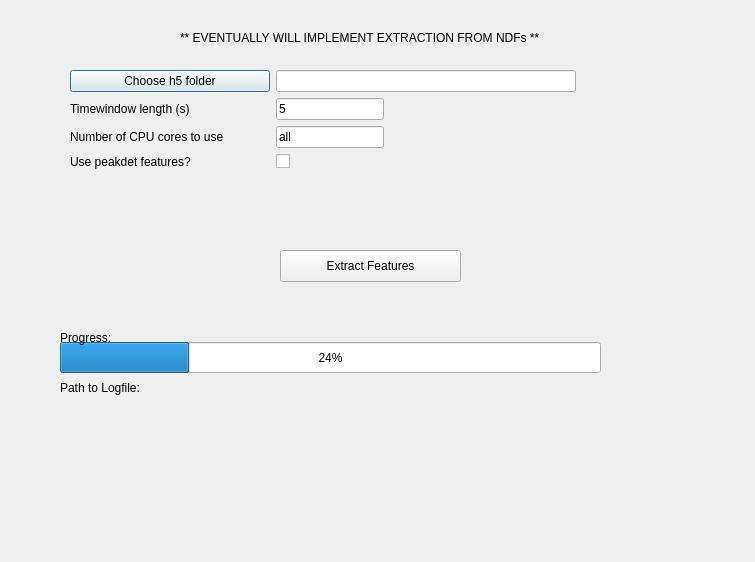
The window that pyecog/visualisation/add_prediction_features.ui (jcornford/pyecog) describes before a commit, drawn with Qt 5.
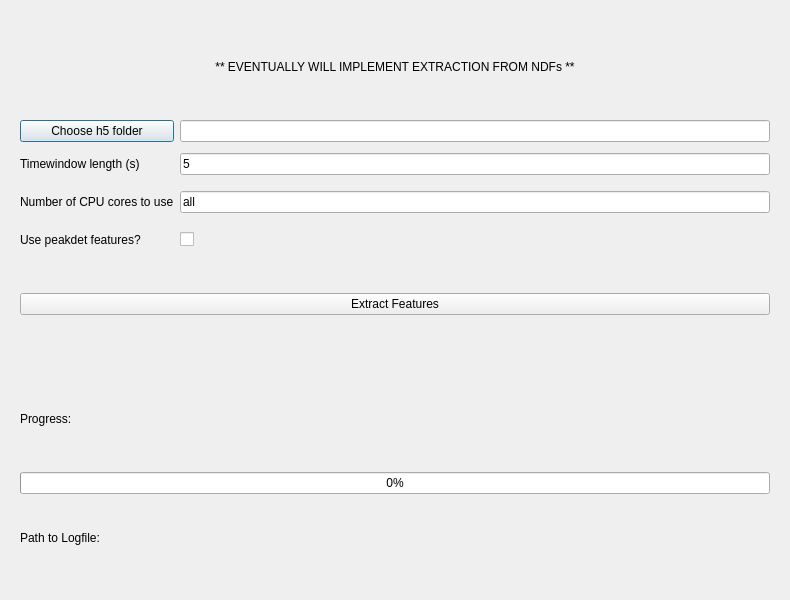
The same window after the commit.

Commit message: Add prediction features UI updated for high DPI

What changed in the file:
```diff
--- a/pyecog/visualisation/add_prediction_features.ui
+++ b/pyecog/visualisation/add_prediction_features.ui
@@ -6,42 +6,81 @@
    <rect>
     <x>0</x>
     <y>0</y>
-    <width>755</width>
-    <height>562</height>
+    <width>790</width>
+    <height>600</height>
    </rect>
   </property>
+  <property name="sizePolicy">
+   <sizepolicy hsizetype="Preferred" vsizetype="Fixed">
+    <horstretch>0</horstretch>
+    <verstretch>0</verstretch>
+   </sizepolicy>
+  </property>
+  <property name="minimumSize">
+   <size>
+    <width>790</width>
+    <height>0</height>
+   </size>
+  </property>
+  <property name="maximumSize">
+   <size>
+    <width>16777215</width>
+    <height>600</height>
+   </size>
+  </property>
   <property name="windowTitle">
    <string>Dialog</string>
   </property>
-  <widget class="QWidget" name="formLayoutWidget">
-   <property name="geometry">
-    <rect>
-     <x>70</x>
-     <y>70</y>
-     <width>537</width>
-     <height>131</height>
-    </rect>
+  <layout class="QGridLayout" name="gridLayout">
+   <property name="leftMargin">
+    <number>20</number>
    </property>
-   <layout class="QFormLayout" name="formLayout_2">
-    <property name="fieldGrowthPolicy">
-     <enum>QFormLayout::FieldsStayAtSizeHint</enum>
+   <property name="topMargin">
+    <number>20</number>
+   </property>
+   <property name="rightMargin">
+    <number>20</number>
+   </property>
+   <property name="bottomMargin">
+    <number>20</number>
     </property>
     <item row="0" column="0">
-     <widget class="QPushButton" name="set_h5_folder">
+    <widget class="QLabel" name="label_4">
+     <property name="sizePolicy">
+      <sizepolicy hsizetype="Preferred" vsizetype="Fixed">
+       <horstretch>0</horstretch>
+       <verstretch>0</verstretch>
+      </sizepolicy>
+     </property>
       <property name="minimumSize">
        <size>
-        <width>200</width>
-        <height>0</height>
-       </size>
-      </property>
-      <property name="maximumSize">
-       <size>
-        <width>200</width>
+       <width>0</width>
         <height>32</height>
        </size>
       </property>
+     <property name="autoFillBackground">
+      <bool>false</bool>
+     </property>
+     <property name="frameShape">
+      <enum>QFrame::NoFrame</enum>
+     </property>
       <property name="text">
-       <string>Choose h5 folder</string>
+      <string>** EVENTUALLY WILL IMPLEMENT EXTRACTION FROM NDFs **</string>
+     </property>
+     <property name="alignment">
+      <set>Qt::AlignCenter</set>
+     </property>
+    </widget>
+   </item>
+   <item row="1" column="0">
+    <layout class="QGridLayout" name="gridLayout_2">
+     <property name="sizeConstraint">
+      <enum>QLayout::SetDefaultConstraint</enum>
+     </property>
+     <item row="3" column="1">
+      <widget class="QCheckBox" name="run_peakdet_checkBox">
+       <property name="text">
+        <string/>
       </property>
      </widget>
     </item>
@@ -57,9 +96,46 @@
     </item>
     <item row="1" column="0">
      <widget class="QLabel" name="label">
+       <property name="sizePolicy">
+        <sizepolicy hsizetype="Preferred" vsizetype="Fixed">
+         <horstretch>0</horstretch>
+         <verstretch>0</verstretch>
+        </sizepolicy>
+       </property>
+       <property name="minimumSize">
+        <size>
+         <width>0</width>
+         <height>32</height>
+        </size>
+       </property>
       <property name="text">
        <string>Timewindow length (s)</string>
       </property>
+       <property name="alignment">
+        <set>Qt::AlignLeading|Qt::AlignLeft|Qt::AlignVCenter</set>
+       </property>
+      </widget>
+     </item>
+     <item row="3" column="0">
+      <widget class="QLabel" name="label_2">
+       <property name="sizePolicy">
+        <sizepolicy hsizetype="Preferred" vsizetype="Fixed">
+         <horstretch>0</horstretch>
+         <verstretch>0</verstretch>
+        </sizepolicy>
+       </property>
+       <property name="minimumSize">
+        <size>
+         <width>0</width>
+         <height>32</height>
+        </size>
+       </property>
+       <property name="text">
+        <string>Use peakdet features?</string>
+       </property>
+       <property name="alignment">
+        <set>Qt::AlignLeading|Qt::AlignLeft|Qt::AlignVCenter</set>
+       </property>
      </widget>
     </item>
     <item row="1" column="1">
@@ -71,9 +147,24 @@
     </item>
     <item row="2" column="0">
      <widget class="QLabel" name="label_3">
+       <property name="sizePolicy">
+        <sizepolicy hsizetype="Preferred" vsizetype="Fixed">
+         <horstretch>0</horstretch>
+         <verstretch>0</verstretch>
+        </sizepolicy>
+       </property>
+       <property name="minimumSize">
+        <size>
+         <width>0</width>
+         <height>32</height>
+        </size>
+       </property>
       <property name="text">
        <string>Number of CPU cores to use</string>
       </property>
+       <property name="alignment">
+        <set>Qt::AlignLeading|Qt::AlignLeft|Qt::AlignVCenter</set>
+       </property>
      </widget>
     </item>
     <item row="2" column="1">
@@ -83,112 +174,90 @@
       </property>
      </widget>
     </item>
-    <item row="3" column="1">
-     <widget class="QCheckBox" name="run_peakdet_checkBox">
-      <property name="text">
-       <string/>
-      </property>
-     </widget>
-    </item>
-    <item row="3" column="0">
-     <widget class="QLabel" name="label_2">
+     <item row="0" column="0">
+      <widget class="QPushButton" name="set_h5_folder">
+       <property name="enabled">
+        <bool>true</bool>
+       </property>
       <property name="text">
-       <string>Use peakdet features?</string>
+        <string>Choose h5 folder</string>
       </property>
      </widget>
     </item>
    </layout>
-  </widget>
-  <widget class="QProgressBar" name="progressBar">
-   <property name="geometry">
-    <rect>
-     <x>60</x>
-     <y>342</y>
-     <width>541</width>
-     <height>31</height>
-    </rect>
-   </property>
-   <property name="value">
-    <number>24</number>
-   </property>
-  </widget>
-  <widget class="QLabel" name="progress_bar_label">
-   <property name="geometry">
-    <rect>
-     <x>60</x>
-     <y>330</y>
-     <width>461</width>
-     <height>16</height>
-    </rect>
-   </property>
-   <property name="text">
-    <string>Progress:</string>
-   </property>
-  </widget>
+   </item>
+   <item row="2" column="0">
   <widget class="QPushButton" name="extract_features_button">
-   <property name="geometry">
-    <rect>
-     <x>280</x>
-     <y>250</y>
-     <width>181</width>
-     <height>32</height>
-    </rect>
-   </property>
    <property name="text">
     <string>Extract Features</string>
    </property>
   </widget>
+   </item>
+   <item row="3" column="0">
+    <widget class="QLabel" name="hidden_label">
+     <property name="sizePolicy">
+      <sizepolicy hsizetype="Preferred" vsizetype="Fixed">
+       <horstretch>0</horstretch>
+       <verstretch>0</verstretch>
+      </sizepolicy>
+     </property>
+     <property name="minimumSize">
+      <size>
+       <width>600</width>
+       <height>0</height>
+      </size>
+     </property>
+     <property name="text">
+      <string/>
+     </property>
+    </widget>
+   </item>
+   <item row="4" column="0">
+    <widget class="QLabel" name="progress_bar_label">
+     <property name="sizePolicy">
+      <sizepolicy hsizetype="Preferred" vsizetype="Fixed">
+       <horstretch>0</horstretch>
+       <verstretch>0</verstretch>
+      </sizepolicy>
+     </property>
+     <property name="minimumSize">
+      <size>
+       <width>0</width>
+       <height>32</height>
+      </size>
+     </property>
+     <property name="text">
+      <string>Progress:</string>
+     </property>
+    </widget>
+   </item>
+   <item row="5" column="0">
+    <widget class="QProgressBar" name="progressBar">
+     <property name="minimumSize">
+      <size>
+       <width>700</width>
+       <height>0</height>
+      </size>
+     </property>
+     <property name="value">
+      <number>0</number>
+     </property>
+    </widget>
+   </item>
+   <item row="6" column="0">
   <widget class="QLabel" name="logpath_dsplay">
-   <property name="geometry">
-    <rect>
-     <x>60</x>
-     <y>380</y>
-     <width>600</width>
-     <height>16</height>
-    </rect>
-   </property>
-   <property name="minimumSize">
-    <size>
-     <width>600</width>
-     <height>0</height>
-    </size>
+     <property name="sizePolicy">
+      <sizepolicy hsizetype="Preferred" vsizetype="Fixed">
+       <horstretch>0</horstretch>
+       <verstretch>0</verstretch>
+      </sizepolicy>
    </property>
    <property name="text">
     <string>Path to Logfile:</string>
    </property>
   </widget>
-  <widget class="QLabel" name="hidden_label">
-   <property name="geometry">
-    <rect>
-     <x>60</x>
-     <y>300</y>
-     <width>600</width>
-     <height>16</height>
-    </rect>
-   </property>
-   <property name="minimumSize">
-    <size>
-     <width>600</width>
-     <height>0</height>
-    </size>
-   </property>
-   <property name="text">
-    <string/>
-   </property>
-  </widget>
-  <widget class="QLabel" name="label_4">
-   <property name="geometry">
-    <rect>
-     <x>180</x>
-     <y>30</y>
-     <width>441</width>
-     <height>16</height>
-    </rect>
-   </property>
-   <property name="text">
-    <string>** EVENTUALLY WILL IMPLEMENT EXTRACTION FROM NDFs **</string>
-   </property>
-  </widget>
+   </item>
+  </layout>
  </widget>
  <resources/>
  <connections/>
```
Lines whose indentation alone changed are shown as unchanged. The commit also changes 1 other file.
